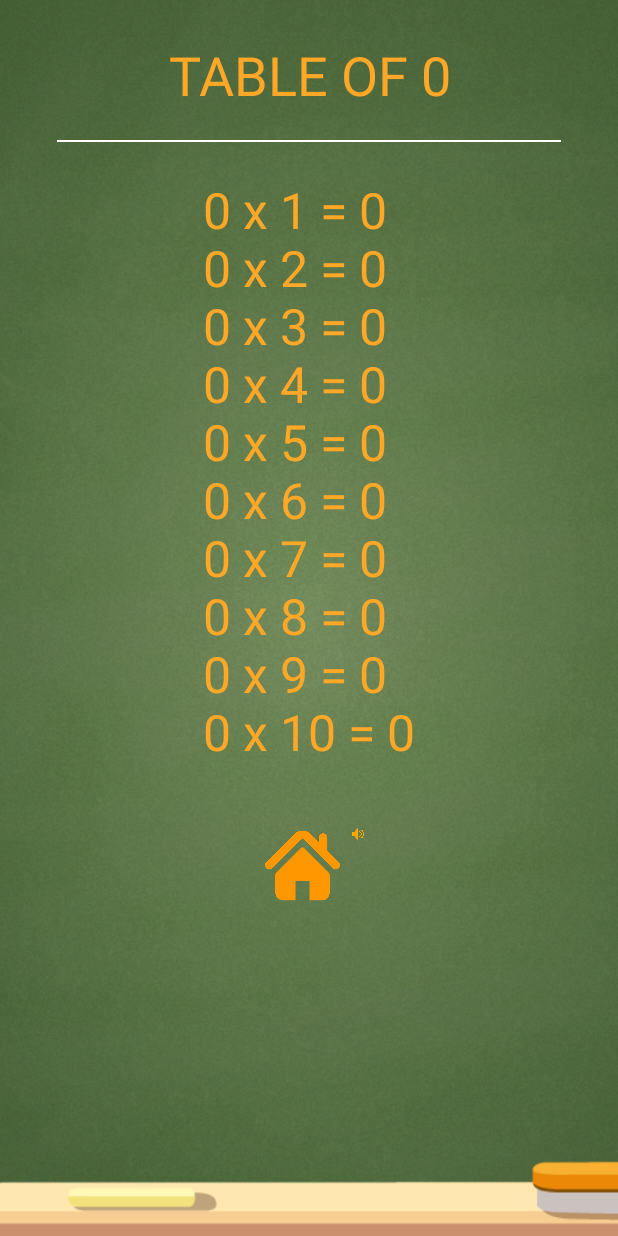
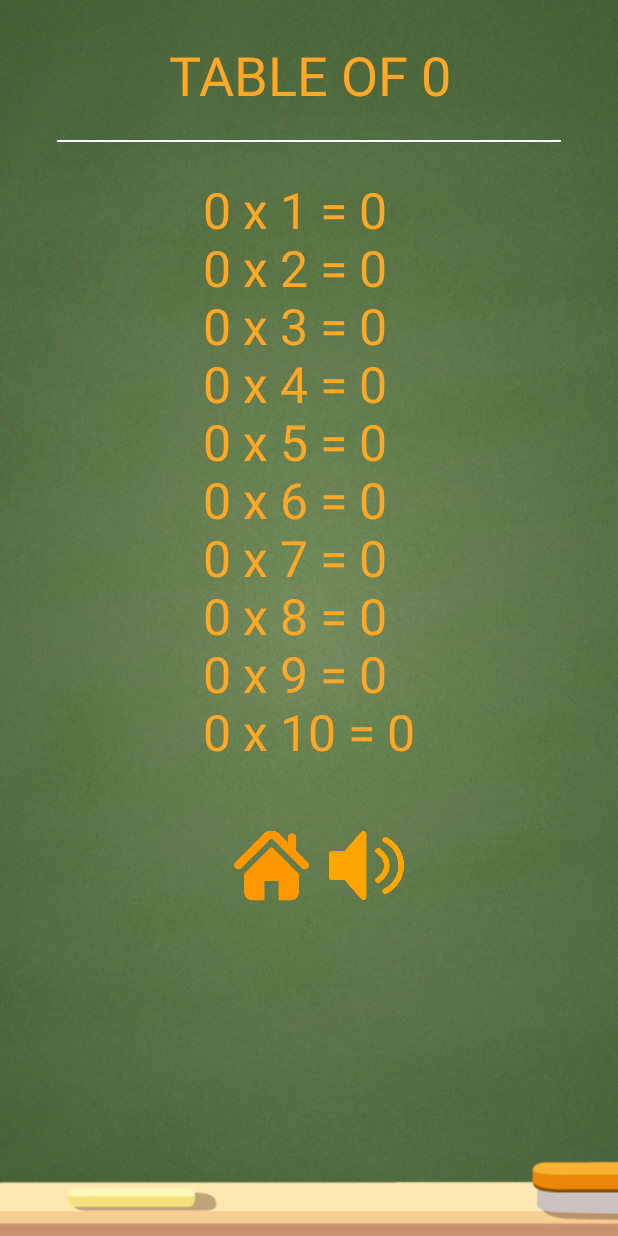
Before and after one commit to codedbyaman/aTable, an Android app: the DetailActivity screen opened directly, with no data from a screen before it, on a phone screen of 412 x 824 dp. Run offline under Robolectric (Android 15) with nearby library versions, the phone set to English and light mode, and no system bars.

Commit message:
added dimens values for ImageButton of Speech

```diff
--- a/app/src/main/res/values-sw320dp/dimens.xml
+++ b/app/src/main/res/values-sw320dp/dimens.xml
@@ -74,6 +74,11 @@
     <dimen name="activity_detail_image_button_layout_width_home">32dp</dimen>
     <dimen name="activity_detail_image_button_layout_height_home">32dp</dimen>
     <dimen name="activity_detail_text_view_textsize">18sp</dimen>
+    <dimen name="activity_detail_layout_marginHorizontal_home">8dp</dimen>
+
+
+    <dimen name="activity_detail_image_button_layout_width_speech">32dp</dimen>
+    <dimen name="activity_detail_image_button_layout_height_speech">32dp</dimen>
 
     <!--this is for activity_quiz screen-->
 
--- a/app/src/main/res/values-sw360dp/dimens.xml
+++ b/app/src/main/res/values-sw360dp/dimens.xml
@@ -76,6 +76,12 @@
     <dimen name="activity_detail_image_button_layout_width_home">40dp</dimen>
     <dimen name="activity_detail_image_button_layout_height_home">40dp</dimen>
     <dimen name="activity_detail_text_view_textsize">23sp</dimen>
+    <dimen name="activity_detail_layout_marginHorizontal_home">10dp</dimen>
+
+
+    <dimen name="activity_detail_image_button_layout_width_speech">40dp</dimen>
+    <dimen name="activity_detail_image_button_layout_height_speech">40dp</dimen>
+
 
     <!--this is for activity_quiz screen-->
 
--- a/app/src/main/res/values-sw400dp/dimens.xml
+++ b/app/src/main/res/values-sw400dp/dimens.xml
@@ -72,6 +72,11 @@
     <dimen name="activity_detail_image_button_layout_width_home">50dp</dimen>
     <dimen name="activity_detail_image_button_layout_height_home">50dp</dimen>
     <dimen name="activity_detail_text_view_textsize">33sp</dimen>
+    <dimen name="activity_detail_layout_marginHorizontal_home">13dp</dimen>
+
+
+    <dimen name="activity_detail_image_button_layout_width_speech">50dp</dimen>
+    <dimen name="activity_detail_image_button_layout_height_speech">50dp</dimen>
 
     <!--this is for activity_quiz screen-->
 
--- a/app/src/main/res/values-sw600dp/dimens.xml
+++ b/app/src/main/res/values-sw600dp/dimens.xml
@@ -77,6 +77,11 @@
     <dimen name="activity_detail_image_button_layout_width_home">62dp</dimen>
     <dimen name="activity_detail_image_button_layout_height_home">62dp</dimen>
     <dimen name="activity_detail_text_view_textsize">41sp</dimen>
+    <dimen name="activity_detail_layout_marginHorizontal_home">16dp</dimen>
+
+
+    <dimen name="activity_detail_image_button_layout_width_speech">62dp</dimen>
+    <dimen name="activity_detail_image_button_layout_height_speech">62dp</dimen>
 
     <!--this is for activity_quiz screen-->
 
--- a/app/src/main/res/values/dimens.xml
+++ b/app/src/main/res/values/dimens.xml
@@ -74,6 +74,11 @@
     <dimen name="activity_detail_image_button_layout_width_home">32dp</dimen>
     <dimen name="activity_detail_image_button_layout_height_home">32dp</dimen>
     <dimen name="activity_detail_text_view_textsize">15sp</dimen>
+    <dimen name="activity_detail_layout_marginHorizontal_home">8dp</dimen>
+
+
+    <dimen name="activity_detail_image_button_layout_width_speech">32dp</dimen>
+    <dimen name="activity_detail_image_button_layout_height_speech">32dp</dimen>
 
 
     <!--this is for activity_quiz screen-->
```
